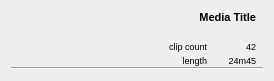
Above: src/GUI/Library/ui/MediaCellView.ui from VLMC/vlmc before the change. Below: the same form after it.
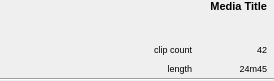
That is the form after the change. Icons and pictures are not drawn.

Commit message:
Better looking Media list
bigger thumnails, no margin

Patch:
```diff
--- a/src/GUI/Library/ui/MediaCellView.ui
+++ b/src/GUI/Library/ui/MediaCellView.ui
@@ -23,8 +23,27 @@
    <property name="spacing">
     <number>0</number>
    </property>
+   <property name="margin">
+    <number>0</number>
+   </property>
    <item>
     <layout class="QHBoxLayout" name="horizontalLayout">
+     <item>
+      <spacer name="horizontalSpacer_2">
+       <property name="orientation">
+        <enum>Qt::Horizontal</enum>
+       </property>
+       <property name="sizeType">
+        <enum>QSizePolicy::Fixed</enum>
+       </property>
+       <property name="sizeHint" stdset="0">
+        <size>
+         <width>10</width>
+         <height>20</height>
+        </size>
+       </property>
+      </spacer>
+     </item>
      <item>
       <widget class="QLabel" name="thumbnail">
        <property name="enabled">
@@ -38,14 +57,14 @@
        </property>
        <property name="minimumSize">
         <size>
-         <width>48</width>
-         <height>48</height>
+         <width>64</width>
+         <height>64</height>
         </size>
        </property>
        <property name="maximumSize">
         <size>
-         <width>48</width>
-         <height>48</height>
+         <width>64</width>
+         <height>64</height>
         </size>
        </property>
        <property name="baseSize">
@@ -69,7 +88,7 @@
        </property>
        <property name="sizeHint" stdset="0">
         <size>
-         <width>40</width>
+         <width>10</width>
          <height>20</height>
         </size>
        </property>
@@ -81,10 +100,16 @@
         <widget class="QLabel" name="title">
          <property name="sizePolicy">
           <sizepolicy hsizetype="Expanding" vsizetype="Preferred">
-           <horstretch>0</horstretch>
+           <horstretch>1</horstretch>
            <verstretch>0</verstretch>
           </sizepolicy>
          </property>
+         <property name="minimumSize">
+          <size>
+           <width>150</width>
+           <height>0</height>
+          </size>
+         </property>
          <property name="font">
           <font>
            <pointsize>8</pointsize>
```
Left out of the diff: 6 changed lines with no effect on the pictures. The commit also changes 4 other files.
